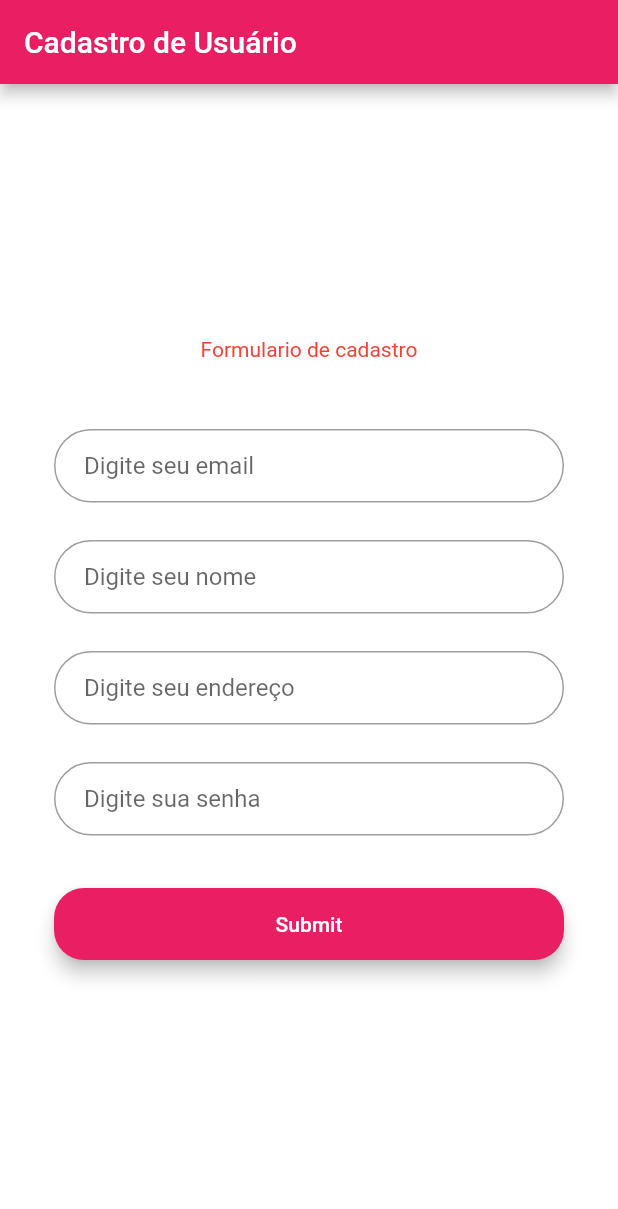
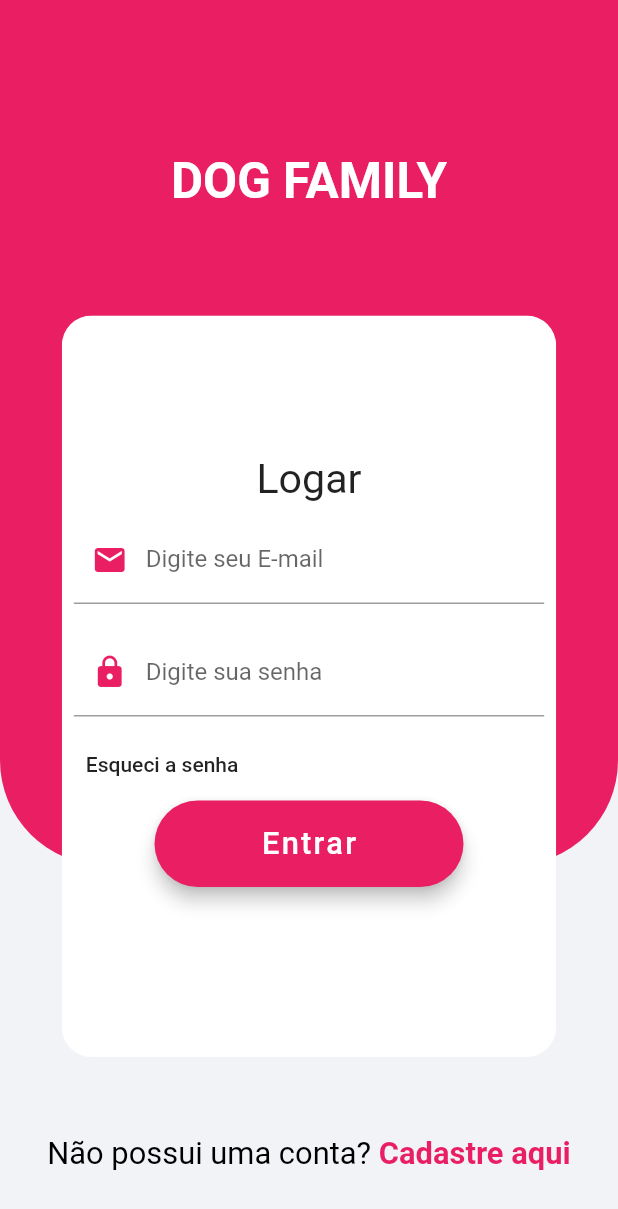
Before and after one commit to galdinogabriel/DogFamily, a Flutter app: the screen it shows after launch, on a phone screen of 412 x 824 dp. Shown: the top 1209 px of the screen. Run offline on Flutter 3.47's test engine with Material 2 defaults, Android fonts, the phone set to English and light mode, and no system bars.

Commit message:
Tela de login faltando apenas por função nos botoes

```diff
--- a/lib/main.dart
+++ b/lib/main.dart
@@ -3,7 +3,7 @@ import 'package:dogfamily/screens/tela_cadastrar_cao.dart';
 import 'package:dogfamily/screens/tela_anuncio.dart';
 import 'package:dogfamily/screens/tela_cadastrar_usuario.dart';
 import 'package:dogfamily/screens/tela_feed.dart';
-import 'package:dogfamily/screens/tela_cadastrar_usuario.dart';
+import 'package:dogfamily/screens/Tela_login.dart';
 import 'package:flutter/material.dart';
 
 void main() => runApp(MyApp());
@@ -19,7 +19,7 @@ class MyApp extends StatelessWidget {
         primarySwatch: Colors.pink,
       ),
       routes: {
-
+        AppRoutes.TELA_LOGIN: (ctx) => Login(),
         AppRoutes.CADASTRO_USUARIO: (ctx) => TelaCadastroUsuario(),
         AppRoutes.HOME: (ctx) => TelaFeed(),
         AppRoutes.TELA_CADASTRAR_CAO: (ctx) => TelaAnunciarCao(),
--- a/lib/routes/app_routes.dart
+++ b/lib/routes/app_routes.dart
@@ -2,5 +2,6 @@ class AppRoutes {
   static const HOME = 'tela-feed';
   static const TELA_CADASTRAR_CAO = 'tela-cadastrar-cao';
   static const TELA_ANUNCIO = 'tela-anuncio';
-  static const CADASTRO_USUARIO = '/';
+  static const CADASTRO_USUARIO = 'tela-cadastrar-usuario';
+  static const TELA_LOGIN = '/';
 }
--- /dev/null
+++ b/lib/screens/Tela_login.dart
@@ -0,0 +1,243 @@
+import 'package:dogfamily/widgets/anuncios_caes.dart';
+import 'package:dogfamily/widgets/barra_filtro_raca.dart';
+import 'package:flutter/material.dart';
+import 'package:dogfamily/widgets/drawer_customizado.dart';
+import 'package:dogfamily/widgets/item_card_widget.dart';
+import 'package:dogfamily/widgets/barra_filtro_raca.dart';
+import 'package:dogfamily/widgets/botao_anunciar_cao.dart';
+import 'package:flutter/material.dart';
+
+void main() => runApp(Login());
+
+class Login extends StatelessWidget {
+  // This widget is the root of your application.
+  @override
+  Widget build(BuildContext context) {
+    return MaterialApp(
+      debugShowCheckedModeBanner: false,
+      home: LoginPage(),
+    );
+  }
+}
+
+class LoginPage extends StatefulWidget {
+  @override
+  _LoginPageState createState() => _LoginPageState();
+}
+
+class _LoginPageState extends State<LoginPage> {
+  String email, password;
+  Widget _buildLogo() {
+    return Row(
+      mainAxisAlignment: MainAxisAlignment.center,
+      children: <Widget>[
+        Padding(
+          padding: const EdgeInsets.symmetric(vertical: 70),
+          child: Text(
+            'DOG FAMILY',
+            style: TextStyle(
+              fontSize: MediaQuery.of(context).size.height / 25,
+              fontWeight: FontWeight.bold,
+              color: Colors.white,
+            ),
+          ),
+        )
+      ],
+    );
+  }
+
+  Widget _buildEmailRow() {
+    return Padding(
+      padding: EdgeInsets.all(8),
+      child: TextFormField(
+        keyboardType: TextInputType.emailAddress,
+        onChanged: (value) {
+          setState(() {
+            email = value;
+          });
+        },
+        decoration: InputDecoration(
+            prefixIcon: Icon(
+              Icons.email,
+              color: Colors.pink,
+            ),
+            labelText: 'Digite seu E-mail'),
+      ),
+    );
+  }
+
+  Widget _buildPasswordRow() {
+    return Padding(
+      padding: EdgeInsets.all(8),
+      child: TextFormField(
+        keyboardType: TextInputType.text,
+        obscureText: true,
+        onChanged: (value) {
+          setState(() {
+            password = value;
+          });
+        },
+        decoration: InputDecoration(
+          prefixIcon: Icon(
+            Icons.lock,
+            color: Colors.pink,
+          ),
+          labelText: 'Digite sua senha',
+        ),
+      ),
+    );
+  }
+
+  Widget _buildForgetPasswordButton() {
+    return Row(
+      mainAxisAlignment: MainAxisAlignment.start,
+      crossAxisAlignment: CrossAxisAlignment.start,
+      children: <Widget>[
+        FlatButton(
+          onPressed: () {},
+          child: Text("Esqueci a senha"),
+        ),
+      ],
+    );
+  }
+
+  Widget _buildLoginButton() {
+    return Row(
+      mainAxisAlignment: MainAxisAlignment.center,
+      children: <Widget>[
+        Container(
+          height: 1.4 * (MediaQuery.of(context).size.height / 20),
+          width: 5 * (MediaQuery.of(context).size.width / 10),
+          margin: EdgeInsets.only(bottom: 20),
+          child: RaisedButton(
+            elevation: 5.0,
+            color: Colors.pink,
+            shape: RoundedRectangleBorder(
+              borderRadius: BorderRadius.circular(30.0),
+            ),
+            onPressed: () {},
+            child: Text(
+              "Entrar",
+              style: TextStyle(
+                color: Colors.white,
+                letterSpacing: 1.5,
+                fontSize: MediaQuery.of(context).size.height / 40,
+              ),
+            ),
+          ),
+        )
+      ],
+    );
+  }
+
+  Widget _buildContainer() {
+    return Row(
+      mainAxisAlignment: MainAxisAlignment.center,
+      children: <Widget>[
+        ClipRRect(
+          borderRadius: BorderRadius.all(
+            Radius.circular(20),
+          ),
+          child: Container(
+            height: MediaQuery.of(context).size.height * 0.6,
+            width: MediaQuery.of(context).size.width * 0.8,
+            decoration: BoxDecoration(
+              color: Colors.white,
+            ),
+            child: Column(
+              mainAxisAlignment: MainAxisAlignment.center,
+              crossAxisAlignment: CrossAxisAlignment.center,
+              children: <Widget>[
+                Row(
+                  mainAxisAlignment: MainAxisAlignment.center,
+                  children: <Widget>[
+                    Text(
+                      "Logar",
+                      style: TextStyle(
+                        fontSize: MediaQuery.of(context).size.height / 30,
+                      ),
+                    ),
+                  ],
+                ),
+                _buildEmailRow(),
+                _buildPasswordRow(),
+                _buildForgetPasswordButton(),
+                _buildLoginButton(),
+
+              ],
+            ),
+          ),
+        ),
+      ],
+    );
+  }
+
+  Widget _buildSignUpBtn() {
+    return Row(
+      mainAxisAlignment: MainAxisAlignment.center,
+      children: <Widget>[
+        Padding(
+          padding: EdgeInsets.only(top: 40),
+          child: FlatButton(
+            onPressed: () {},
+            child: RichText(
+              text: TextSpan(children: [
+                TextSpan(
+                  text: 'Não possui uma conta? ',
+                  style: TextStyle(
+                    color: Colors.black,
+                    fontSize: MediaQuery.of(context).size.height / 40,
+                    fontWeight: FontWeight.w400,
+                  ),
+                ),
+                TextSpan(
+                  text: 'Cadastre aqui',
+                  style: TextStyle(
+                    color: Colors.pink,
+                    fontSize: MediaQuery.of(context).size.height / 40,
+                    fontWeight: FontWeight.bold,
+                  ),
+                )
+              ]),
+            ),
+          ),
+        ),
+      ],
+    );
+  }
+
+  @override
+  Widget build(BuildContext context) {
+    return SafeArea(
+      child: Scaffold(
+        resizeToAvoidBottomPadding: false,
+        backgroundColor: Color(0xfff2f3f7),
+        body: Stack(
+          children: <Widget>[
+            Container(
+              height: MediaQuery.of(context).size.height * 0.7,
+              width: MediaQuery.of(context).size.width,
+              child: Container(
+                decoration: BoxDecoration(
+                  color: Colors.pink,
+                  borderRadius: BorderRadius.only(
+                    bottomLeft: const Radius.circular(70),
+                    bottomRight: const Radius.circular(70),
+                  ),
+                ),
+              ),
+            ),
+            Column(
+              mainAxisAlignment: MainAxisAlignment.center,
+              children: <Widget>[
+                _buildLogo(),
+                _buildContainer(),
+                _buildSignUpBtn(),
+              ],
+            )
+          ],
+        ),
+      ),
+    );
+  }
+}
```
